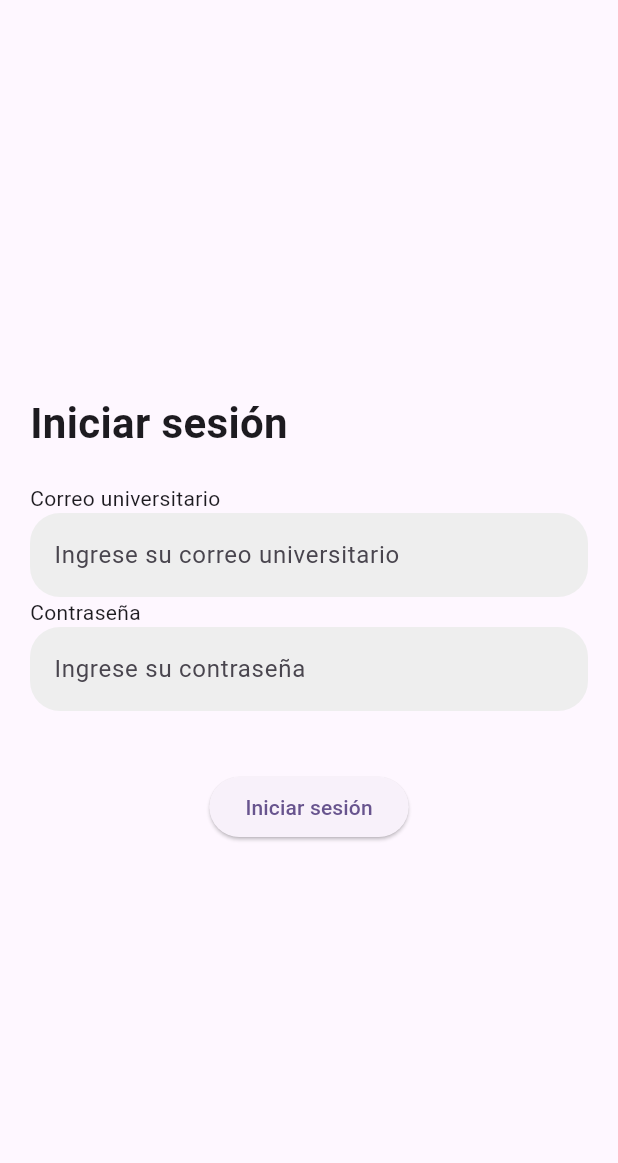
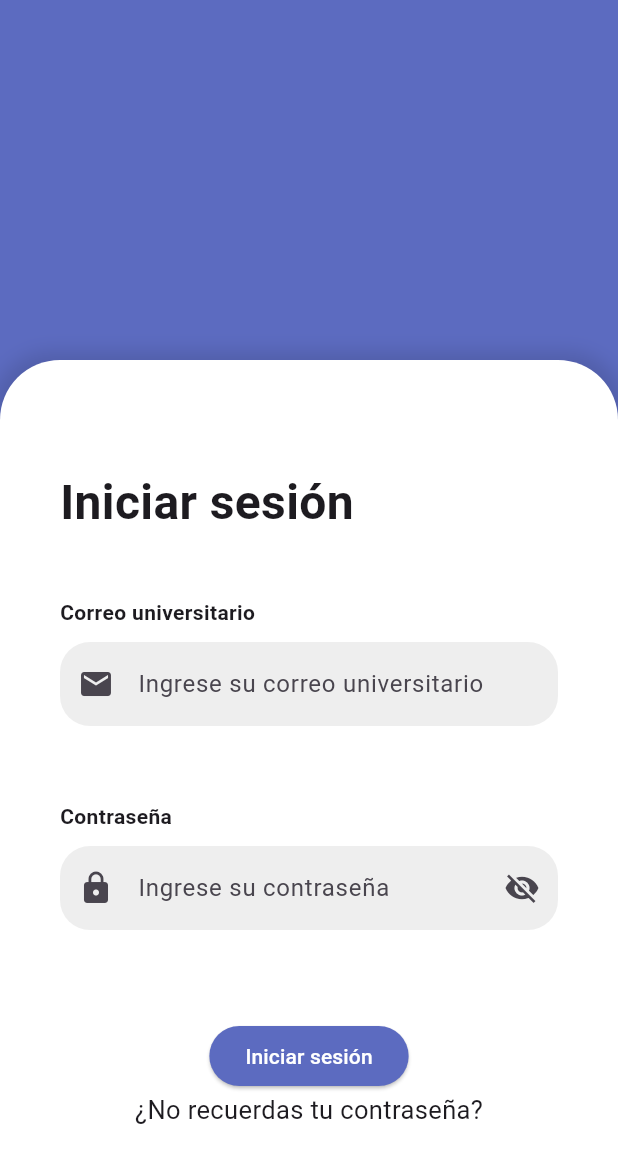
Before and after one commit to GadCoder/Chapa-tu-Aula, a Flutter app: the screen it shows after launch, after a tap on "Iniciar sesión", on a phone screen of 412 x 824 dp. Shown: the top 1163 px of the screen. Run offline on Flutter 3.47's test engine with Material 3 defaults, Android fonts, the phone set to English and light mode, and no system bars; our stand-ins replace fluttertoast, logger; network calls fail.

Commit message:
Add funtionality to login screen

```diff
--- /dev/null
+++ b/lib/components/home_page/input_field.dart
@@ -0,0 +1,145 @@
+import 'package:flutter/material.dart';
+
+abstract class BaseInputField extends StatefulWidget {
+  final String inputLabel;
+  final String inputInnerText;
+  final TextEditingController inputController;
+  final IconData inputIcon;
+
+  const BaseInputField({
+    super.key,
+    required this.inputLabel,
+    required this.inputInnerText,
+    required this.inputController,
+    required this.inputIcon,
+  });
+
+  void validateField();
+}
+
+class EmailField extends BaseInputField {
+  const EmailField({
+    super.key,
+    required super.inputController,
+  }) : super(
+            inputLabel: "Correo universitario",
+            inputInnerText: "Ingrese su correo universitario",
+            inputIcon: Icons.email);
+
+  @override
+  State<EmailField> createState() => _EmailFieldState();
+
+  @override
+  void validateField() {
+    // Add email validation logic here
+  }
+}
+
+class _EmailFieldState extends State<EmailField> {
+  @override
+  Widget build(BuildContext context) {
+    return Padding(
+      padding: const EdgeInsets.symmetric(vertical: 20.0, horizontal: 0.0),
+      child: Column(
+        children: [
+          Padding(
+            padding:
+                const EdgeInsets.symmetric(vertical: 10.0, horizontal: 0.0),
+            child: Align(
+              alignment: Alignment.centerLeft,
+              child: Text(
+                widget.inputLabel,
+                style: const TextStyle(fontWeight: FontWeight.bold),
+                textAlign: TextAlign.left,
+              ),
+            ),
+          ),
+          TextField(
+            controller: widget.inputController,
+            decoration: InputDecoration(
+              prefixIcon: Icon(widget.inputIcon),
+              hintText: widget.inputInnerText,
+              filled: true,
+              fillColor: Colors.grey[200],
+              border: OutlineInputBorder(
+                borderRadius: BorderRadius.circular(20.0),
+                borderSide: BorderSide.none,
+              ),
+            ),
+          ),
+        ],
+      ),
+    );
+  }
+}
+
+class PasswordField extends BaseInputField {
+  const PasswordField({
+    super.key,
+    required super.inputController,
+  }) : super(
+            inputLabel: "Contraseña",
+            inputInnerText: "Ingrese su contraseña",
+            inputIcon: Icons.lock);
+
+  @override
+  State<PasswordField> createState() => _PasswordFieldState();
+
+  @override
+  void validateField() {
+    // Add email validation logic here
+  }
+}
+
+class _PasswordFieldState extends State<PasswordField> {
+  late bool _obscureText = true;
+
+  void togglePasswordVisibility() {
+    setState(() {
+      _obscureText = !_obscureText;
+    });
+  }
+
+  @override
+  Widget build(BuildContext context) {
+    return Padding(
+      padding: const EdgeInsets.symmetric(vertical: 20.0, horizontal: 0.0),
+      child: Column(
+        children: [
+          Padding(
+            padding:
+                const EdgeInsets.symmetric(vertical: 10.0, horizontal: 0.0),
+            child: Align(
+              alignment: Alignment.centerLeft,
+              child: Text(
+                widget.inputLabel,
+                style: const TextStyle(fontWeight: FontWeight.bold),
+                textAlign: TextAlign.left,
+              ),
+            ),
+          ),
+          TextField(
+              controller: widget.inputController,
+              decoration: InputDecoration(
+                prefixIcon: Icon(widget.inputIcon),
+                hintText: widget.inputInnerText,
+                filled: true,
+                fillColor: Colors.grey[200],
+                border: OutlineInputBorder(
+                  borderRadius: BorderRadius.circular(20.0),
+                  borderSide: BorderSide.none,
+                ),
+                suffixIcon: IconButton(
+                  icon: Icon(
+                      _obscureText ? Icons.visibility_off : Icons.visibility),
+                  onPressed: () {
+                    togglePasswordVisibility();
+                  },
+                ),
+              ),
+              obscureText: _obscureText),
+        ],
+      ),
+    );
+  }
+}
--- a/lib/main.dart
+++ b/lib/main.dart
@@ -1,7 +1,9 @@
+import 'package:chapa_tu_aula/screens/home_page.dart';
+import 'package:chapa_tu_aula/services/login.dart';
 import 'package:flutter/material.dart';
+import 'package:url_launcher/url_launcher.dart';
 import 'package:chapa_tu_aula/services/api_sum.dart';
-import 'package:chapa_tu_aula/screens/home_page.dart';
-
+import 'package:chapa_tu_aula/components/home_page/input_field.dart';
 
 void main() {
   runApp(const MyApp());
@@ -16,41 +18,35 @@ class MyApp extends StatelessWidget {
     return MaterialApp(
         title: 'Flutter Demo',
         theme: ThemeData(
-        // This is the theme of your application.
-        //
-        // TRY THIS: Try running your application with "flutter run". You'll see
-        // the application has a purple toolbar. Then, without quitting the app,
-        // try changing the seedColor in the colorScheme below to Colors.green
-        // and then invoke "hot reload" (save your changes or press the "hot
-        // reload" button in a Flutter-supported IDE, or press "r" if you used
-        // the command line to start the app).
-        //
-        // Notice that the counter didn't reset back to zero; the application
-        // state is not lost during the reload. To reset the state, use hot
-        // restart instead.
-        //
-        // This works for code too, not just values: Most code changes can be
-        // tested with just a hot reload.
           colorScheme: ColorScheme.fromSeed(seedColor: Colors.deepPurple),
           useMaterial3: true,
         ),
-      home: const LoginForm(),
-    );
+        home: Scaffold(
+          backgroundColor: Colors.indigo.shade400,
+          resizeToAvoidBottomInset: false,
+          body: const Center(
+              child: Padding(
+            padding:
+                EdgeInsets.only(left: 0.0, top: 240.0, right: 0.0, bottom: 0.0),
+            child: LoginForm(),
+          )),
+        ));
   }
 }
 
+class LoginForm extends StatefulWidget {
+  const LoginForm({super.key});
 
-class LoginForm extends StatefulWidget {
-  const LoginForm( {super.key});
   @override
   State<LoginForm> createState() => _LoginFormState();
 }
-
 
 class _LoginFormState extends State<LoginForm> {
   final emailController = TextEditingController();
   final passwordController = TextEditingController();
   final apiSUM = ApiSUM();
+
+  final login = Login();
 
   @override
   void dispose() {
@@ -61,75 +57,80 @@ class _LoginFormState extends State<LoginForm> {
 
   @override
   Widget build(BuildContext context) {
-    return Scaffold(
-      body: Padding(padding: const EdgeInsets.symmetric(horizontal: 20.0),
+    return Container(
+        decoration: const BoxDecoration(
+            color: Colors.white,
+            borderRadius: BorderRadius.only(
+                topLeft: Radius.circular(40.0),
+                topRight: Radius.circular(40.0)),
+            boxShadow: [
+              BoxShadow(
+                  color: Colors.black12, blurRadius: 10.0, spreadRadius: 5.0)
+            ]),
+        clipBehavior: Clip.antiAlias,
+        child: Padding(
+            padding: const EdgeInsets.symmetric(horizontal: 40.0),
             child: Column(
               mainAxisAlignment: MainAxisAlignment.center,
               children: [
                 const Padding(
-            padding: EdgeInsets.only(bottom: 20.0), // Add bottom margin
+                  padding: EdgeInsets.only(bottom: 10.0), // Add bottom margin
                   child: Align(
                     alignment: Alignment.centerLeft,
                     child: Text(
                       "Iniciar sesión",
                       style: TextStyle(
                         fontWeight: FontWeight.bold,
-                  fontSize: 28.0,
+                        fontSize: 32.0,
                       ),
                       textAlign: TextAlign.left,
                     ),
                   ),
                 ),
-        const Align(
-          alignment: Alignment.centerLeft,
-          child:  Text(
-              "Correo universitario"
+                EmailField(inputController: emailController),
+                PasswordField(inputController: passwordController),
+                Padding(
+                  padding: const EdgeInsets.only(top: 40.0),
+                  child: ElevatedButton(
+                      style: ElevatedButton.styleFrom(
+                          backgroundColor: Colors.indigo.shade400,
+                          foregroundColor: Colors.white),
+                      onPressed: () {
+                        makeLoginRequest(
+                            emailController.text, passwordController.text);
+                      },
+                      child: const Text("Iniciar sesión")),
                 ),
-        ),
-
-            TextField(
-              controller: emailController,
-              decoration: InputDecoration(
-                hintText: "Ingrese su correo universitario",
-                filled: true,
-                fillColor: Colors.grey[200], // Grey background color
-                border: OutlineInputBorder( // Round borders
-                  borderRadius: BorderRadius.circular(20.0),
-                  borderSide: BorderSide.none, // No border side
+                InkWell(
+                  onTap: () async {
+                    await launchUrl(Uri.parse(
+                        'https://webmail.unmsm.edu.pe/app/cambioclave/')); // Add URL which you want here
+                    // Navigator.of(context).pushNamed(SignUpScreen.routeName);
+                  },
+                  child: const Text(
+                    '¿No recuerdas tu contraseña?',
+                    style: TextStyle(
+                      fontSize: 17,
+                      fontWeight: FontWeight.w400,
                     ),
                   ),
                 ),
+              ],
+            )));
+  }
 
-          const Align(
-            alignment: Alignment.centerLeft,
-            child:  Text(
-                "Contraseña"
-            ),
-          ),
-            TextField(
-              controller: passwordController,
-              decoration: InputDecoration(
-                hintText: "Ingrese su contraseña",
-                filled: true,
-                fillColor: Colors.grey[200], // Grey background color
-                border: OutlineInputBorder( // Round borders
-                  borderRadius: BorderRadius.circular(20.0),
-                  borderSide: BorderSide.none, // No border side
-                ),
-              ),
-            ),
-            Padding(padding: const EdgeInsets.only(top: 40.0),
-            child: ElevatedButton(
-                onPressed: (){
-                  final String? loginToken = apiSUM.login(emailController.text,passwordController.text) as String?;
-                  if (loginToken != null){
+  void makeLoginRequest(String email, String password) async {
+    final dynamic token = await apiSUM.login(
+      email.split("@")[0],
+      password,
+    );
 
-                  }
-                },
-                child: const Text("Iniciar sesión")),)
-        ],
-        )
-      )
-    );
+    if (token != null && token is String) {
+      final String loginToken = token;
+      Navigator.push(context,
+          MaterialPageRoute(builder: (context) => const SecondScreen()));
+    } else {
+      login.showAlertToast("Correo o contraseña incorrecta");
     }
   }
+}
--- a/lib/services/api_sum.dart
+++ b/lib/services/api_sum.dart
@@ -5,33 +5,27 @@ import 'package:http/http.dart' as http;
 class ApiSUM {
   static const String baseUrl = 'sumvirtual.unmsm.edu.pe';
 
-
   Future<dynamic> login(String email, String password) async {
     var url = Uri.https(baseUrl, 'sumapi/loguearse');
-    var data = jsonEncode({
-        'usuario': email,
-        'clave': password
-    });
+    var data = jsonEncode({'usuario': email, 'clave': password});
 
     Map<String, String> headers = {
       'accept': 'application/json',
       'Accept-Encoding': 'gzip',
       'authorization': 'AUTH TOKEN',
       'Connection': 'Keep-Alive',
-      'Content-Length': '52',
       'Content-Type': 'application/json',
       'Host': 'sumvirtual.unmsm.edu.pe',
       'User-Agent': 'okhttp/4.9.2',
     };
 
-
     final response = await http.post(url, body: data, headers: headers);
     if (response.statusCode == 200) {
-          final responseBody = jsonDecode(response.body);
-          final token = responseBody['data'][0]["token"];
-          return token;
+      final responseBody = jsonDecode(response.body);
+      final token = responseBody['data'][0]["token"];
+      return token;
     } else {
-        return null;
+      return null;
     }
   }
 }
--- /dev/null
+++ b/lib/services/app_colors.dart
@@ -0,0 +1,5 @@
+import 'package:flutter/material.dart';
+
+class AppColors {
+  static const Color mainPurple = Color(0x0014efdc);
+}
--- /dev/null
+++ b/lib/services/login.dart
@@ -0,0 +1,45 @@
+import 'package:flutter/material.dart';
+import 'package:fluttertoast/fluttertoast.dart';
+import 'package:logger/logger.dart';
+
+class Login {
+  var logger = Logger();
+
+  void showAlertToast(String message) {
+    Fluttertoast.showToast(msg: message, backgroundColor: Colors.red.shade400);
+  }
+
+  bool fieldIsEmpty(String fieldText) {
+    return fieldText.isEmpty;
+  }
+
+  bool validateEmail(String email) {
+    return RegExp(
+        r"^[a-zA-Z0-9.!#$%&'*+/=?^_`{|}~-]+@[a-zA-Z0-9](?:[a-zA-Z0-9-]{0,253}[a-zA-Z0-9])?(?:\.[a-zA-Z0-9](?:[a-zA-Z0-9-]{0,253}[a-zA-Z0-9])?)*$")
+        .hasMatch(email);
+  }
+
+  bool validatePassword(String password) {
+    return password.isEmpty;
+  }
+
+  bool areCredentialsValid(String email, String password) {
+    logger.d("EMAIL: $email");
+    logger.d("PASSWORD: $password");
+
+    if (fieldIsEmpty(email)) {
+      showAlertToast("EL correo no puede estar vacio");
+      return false;
+    }
+    if (!validateEmail(email)) {
+      showAlertToast("EL correo ingresado no es válido :(");
+      return false;
+    }
+    if (validatePassword(password)) {
+      showAlertToast("La contraseña no puede estar vacia");
+      return false;
+    }
+    return true;
+  }
+
+}
--- a/pubspec.yaml
+++ b/pubspec.yaml
@@ -31,6 +31,9 @@ dependencies:
   flutter:
     sdk: flutter
   http: ^1.2.1
+  url_launcher: ^6.2.6
+  fluttertoast: 8.2.5
+  logger: 2.3.0
 
 
   # The following adds the Cupertino Icons font to your application.
```
Also changed, not shown: lib/components/shared/baseButton.dart (added), pubspec.lock, 5 other files. Lines whose indentation alone changed are shown as unchanged.
